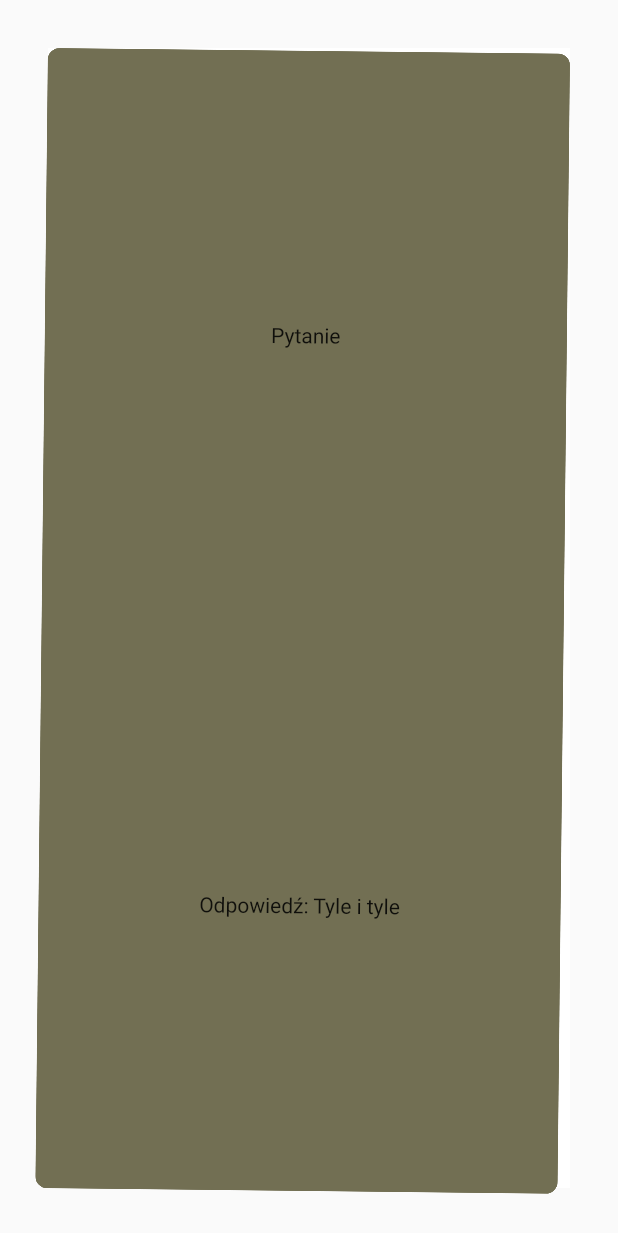
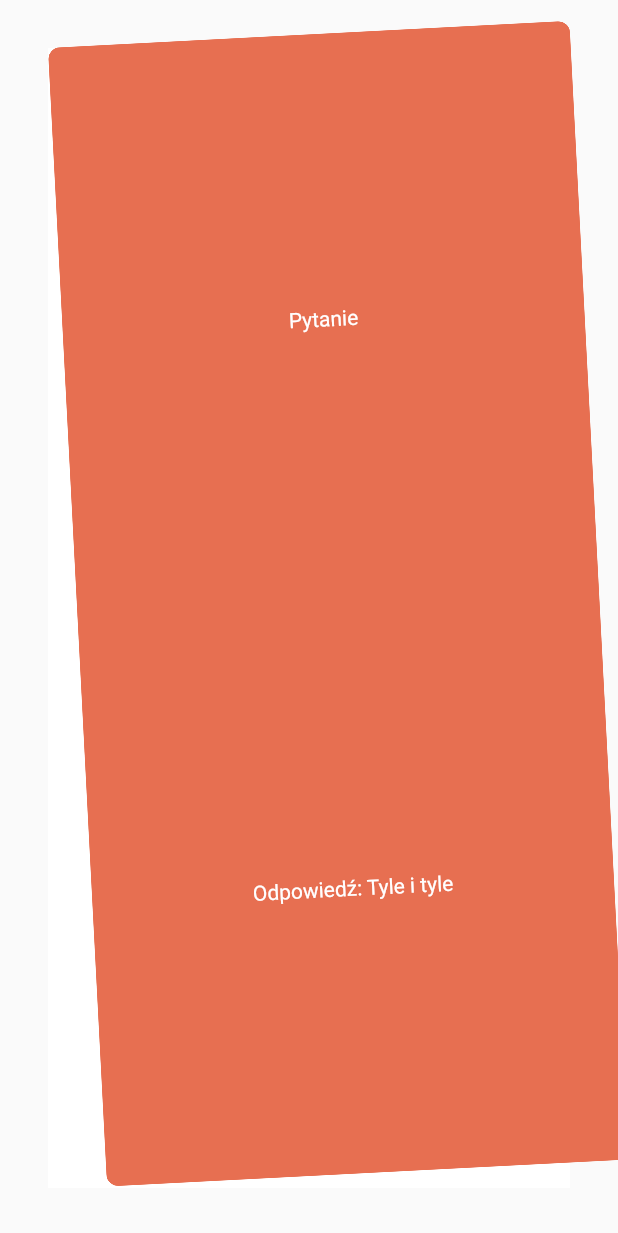
Before and after one commit to Swirastlynn/skitour-planning, a Flutter app: the Phase2Screen screen opened by its route, on a phone screen of 412 x 824 dp. Shown: the top 1233 px of the screen. Run offline on Flutter 3.47's test engine with Material 2 defaults, Android fonts, the phone set to English and light mode, and no system bars; our stand-ins replace dio, freezed_annotation, get, logger, pie_chart, tuple.

Commit message:
nicer colors

```diff
--- a/lib/oneoften/ui/paper_sheet.dart
+++ b/lib/oneoften/ui/paper_sheet.dart
@@ -1,8 +1,11 @@
+import 'dart:math';
+
 import 'package:flutter/material.dart';
 import 'package:flutter/widgets.dart';
 import 'package:get/get.dart';
 import 'package:skitour_planning/oneoften/presentation/phase_1_controller.dart';
-import 'package:skitour_planning/oneoften/ui/random_generator.dart';
+import 'package:skitour_planning/theme_colors.dart';
+import 'package:tuple/tuple.dart';
 
 class PaperSheet extends StatelessWidget {
   PaperSheet({
@@ -10,16 +13,26 @@ class PaperSheet extends StatelessWidget {
   }) : super(key: key);
 
   final Phase1Controller controller = Get.find();
-  final RandomGenerator randomGenerator = RandomGenerator();
+  final Random _random = new Random();
+
+  final _colors = [
+    Tuple2(ThemeColors.burntSienna, Colors.white),
+    Tuple2(ThemeColors.charcoal, Colors.white),
+    Tuple2(ThemeColors.orangeYellowCrayola, Colors.black),
+    Tuple2(ThemeColors.persianGreen, Colors.black),
+    Tuple2(ThemeColors.sandyBrown, Colors.white),
+  ];
 
   @override
   Widget build(BuildContext context) {
+    var chosenColors = nextRandomColorSet();
+
     return Container(
-      transform: Matrix4.rotationZ(randomGenerator.nextRadius()),
+      transform: Matrix4.rotationZ(nextRotationZ()),
       child: ClipRRect(
         borderRadius: BorderRadius.all(Radius.circular(8.0)),
         child: Container(
-          color: randomGenerator.nextColor(),
+          color: chosenColors.item1,
           child: Column(children: [
             Expanded(
               child: Container(
@@ -27,7 +40,12 @@ class PaperSheet extends StatelessWidget {
                 alignment: Alignment.center,
                 child: Obx(
                   () {
-                    return Text('${controller.currentQuestionText}');
+                    return Text(
+                      '${controller.currentQuestionText}',
+                      style: TextStyle(
+                        color: chosenColors.item2,
+                      ),
+                    );
                   },
                 ),
               ),
@@ -37,7 +55,12 @@ class PaperSheet extends StatelessWidget {
                 padding: const EdgeInsets.all(12.0),
                 child: Obx(() {
                   return Center(
-                    child: Text('Odpowiedź: ${controller.currentQuestionAnswer}'),
+                    child: Text(
+                      'Odpowiedź: ${controller.currentQuestionAnswer}',
+                      style: TextStyle(
+                        color: chosenColors.item2,
+                      ),
+                    ),
                   );
                 }),
               ),
@@ -47,4 +70,13 @@ class PaperSheet extends StatelessWidget {
       ),
     );
   }
+
+  /// returns value in radians
+  double nextRotationZ() {
+    return _random.nextDouble() / 10 * ((_random.nextBool()) ? 1 : -1);
+  }
+
+  Tuple2 nextRandomColorSet() {
+    return _colors[_random.nextInt(_colors.length)];
+  }
 }
--- a/lib/oneoften/ui/random_generator.dart
+++ /dev/null
@@ -1,17 +0,0 @@
-import 'dart:math';
-import 'dart:ui';
-
-// todo 1. Singleton, 2. ServiceLocator
-class RandomGenerator {
-  final _random = new Random();
-
-  /// return value in radians
-  double nextRadius() {
-    return _random.nextDouble() / 10 * ((_random.nextBool()) ? 1 : -1);
-  }
-
-  Color nextColor() {
-    // todo randomized from predefined palette
-    return Color.fromARGB(255, _random.nextInt(255), _random.nextInt(255), _random.nextInt(255));
-  }
-}
--- a/lib/theme_colors.dart
+++ b/lib/theme_colors.dart
@@ -1,7 +1,14 @@
 import 'package:flutter/material.dart';
 
+/// https://coolors.co/ - color schemes generator
 class ThemeColors {
   static const Color lightGrey = Color.fromRGBO(223, 229, 235, 1);
   static const Color darkGrey = Color.fromRGBO(64, 64, 64, 1);
   static const Color red = Color.fromRGBO(255, 0, 0, 1);
+
+  static const Color charcoal = Color.fromARGB(255, 38, 70, 83);
+  static const Color persianGreen = Color.fromARGB(255, 42, 157, 143);
+  static const Color orangeYellowCrayola = Color.fromARGB(255, 233, 196, 106);
+  static const Color sandyBrown = Color.fromARGB(255, 244, 162, 97);
+  static const Color burntSienna = Color.fromARGB(255, 231, 111, 81);
 }
```
